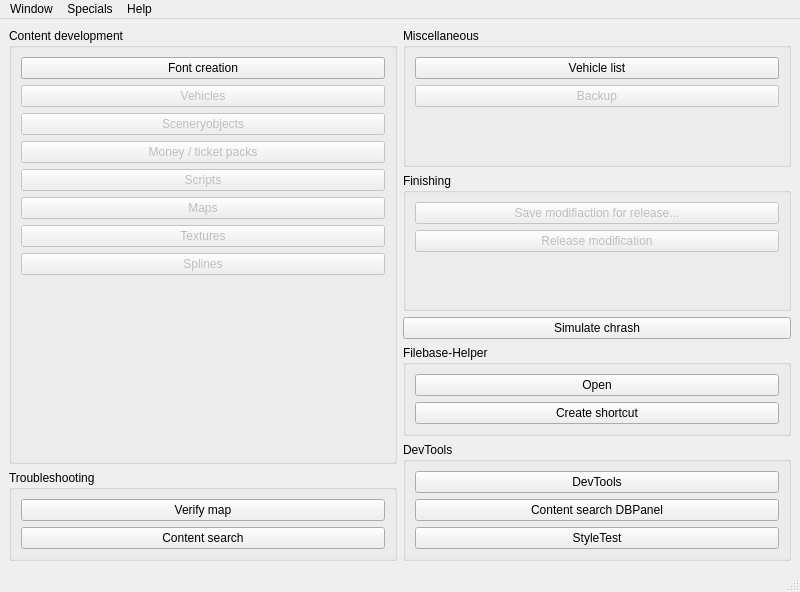
Above: wstart.ui from pietr26/OMSI-Tools before the change. Below: the same form after it.
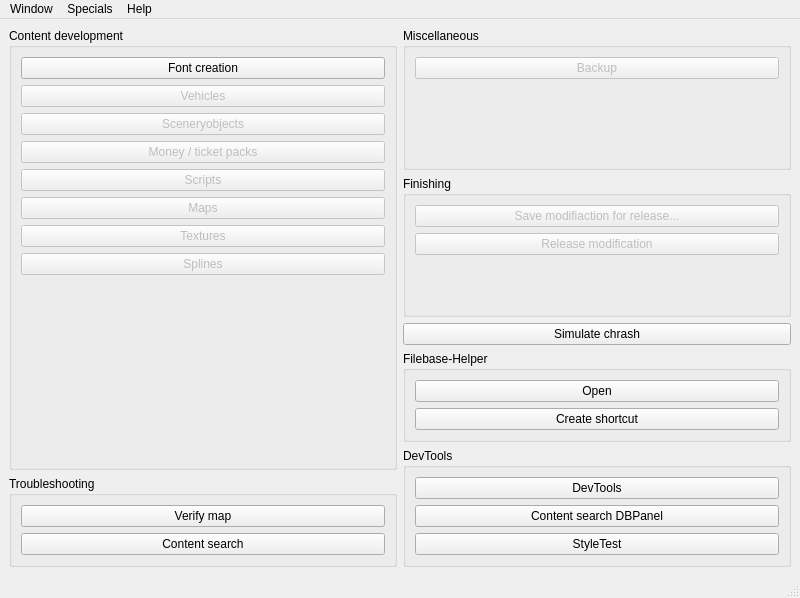
That is the form after the change. Icons and pictures are not drawn.

Commit message: Removed wVehicleList button

What changed in the file:
```diff
--- a/wstart.ui
+++ b/wstart.ui
@@ -10,7 +10,7 @@
     <x>0</x>
     <y>0</y>
     <width>800</width>
-    <height>592</height>
+    <height>598</height>
    </rect>
   </property>
   <property name="sizePolicy">
@@ -248,20 +248,6 @@
            <string>Miscellaneous</string>
           </property>
           <layout class="QVBoxLayout" name="verticalLayout_6">
-           <item>
-            <widget class="QPushButton" name="btnVehicleList">
-             <property name="toolTip">
-              <string/>
-             </property>
-             <property name="text">
-              <string>Vehicle list</string>
-             </property>
-             <property name="icon">
-              <iconset resource="ressources.qrc">
-               <normaloff>:/rec/data/icons/iconList.svg</normaloff>:/rec/data/icons/iconList.svg</iconset>
-             </property>
-            </widget>
-           </item>
            <item>
             <widget class="QPushButton" name="btnBackup">
              <property name="enabled">
```
The commit also changes 2 other files.
